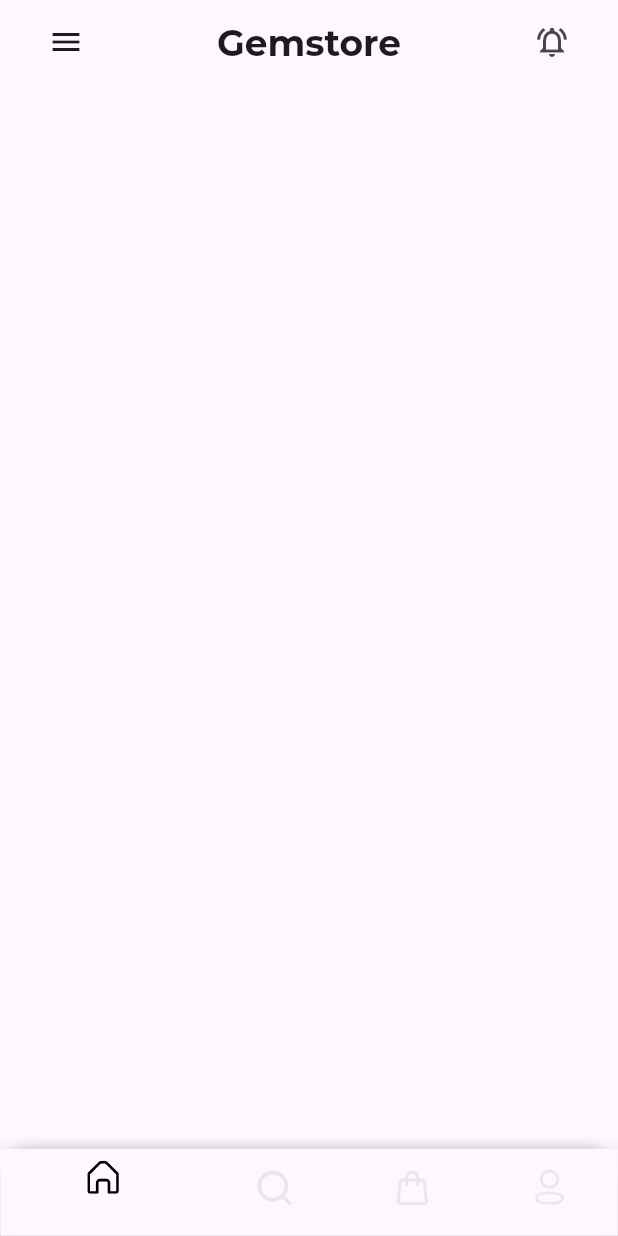
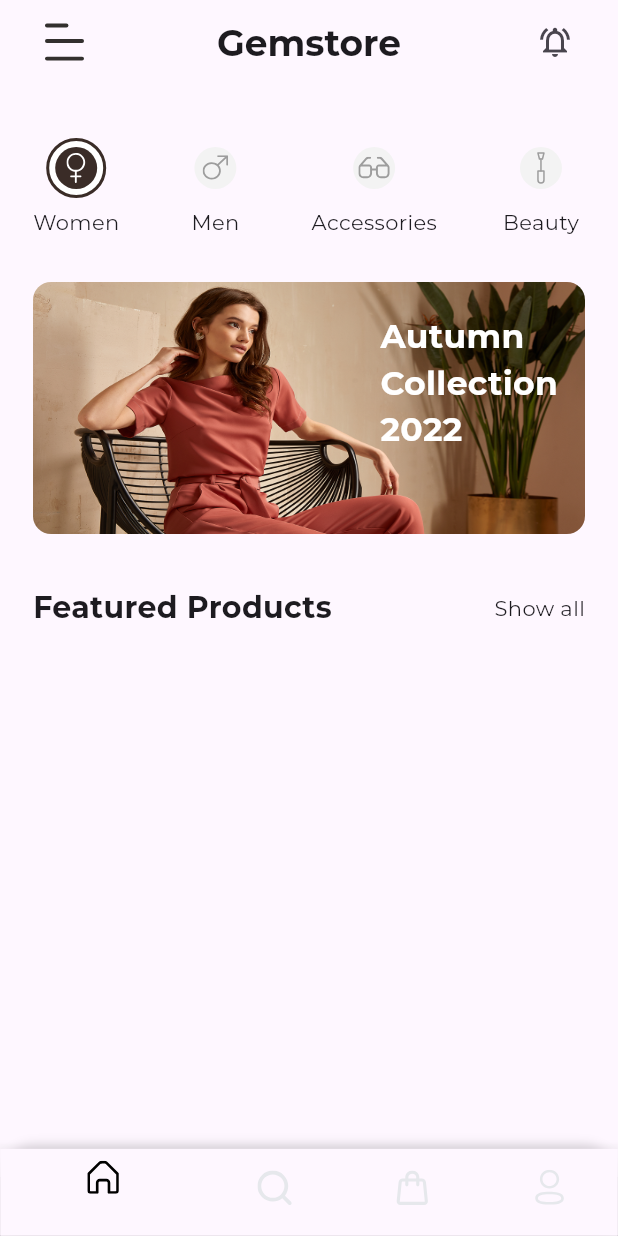
Before and after one commit to usama-tech-dev/gem_store, a Flutter app: the DashboardPage screen opened directly, on a phone screen of 412 x 824 dp. Run offline on Flutter 3.47's test engine with Material 3 defaults, Android fonts, the phone set to English and light mode, and no system bars; our stand-ins replace bloc, carousel_slider, flutter_bloc, flutter_svg, pinput; project files that could hold a hidden picture were left out.

Commit message:
working on the home page ui

```diff
--- a/lib/core/constants/app_colors.dart
+++ b/lib/core/constants/app_colors.dart
@@ -2,5 +2,7 @@ import 'dart:ui';
 
 class AppColors {
   static Color lightGrey = Color(0xffE7E8E9);
+  static Color lightGrey2 = Color(0xffF3F3F3);
+  static Color brown = Color(0xff3A2C27);
   static Color dardGrey = Color(0xff464447);
 }
--- a/lib/core/constants/assets.dart
+++ b/lib/core/constants/assets.dart
@@ -3,6 +3,7 @@ class Assets {
   static const onboarding_1 = 'assets/images/onboarding-1.png';
   static const onboarding_2 = 'assets/images/onboarding-2.png';
   static const onboarding_3 = 'assets/images/onboarding-3.png';
+  static const home_image = 'assets/images/home_image.png';
   static const apple_svg = 'assets/svgs/apple.svg';
   static const google_svg = 'assets/svgs/google.svg';
   static const facebook_svg = 'assets/svgs/facebook.svg';
@@ -14,4 +15,9 @@ class Assets {
   static const add_to_cart_filled = 'assets/svgs/add_to_cart_filled.svg';
   static const profile_svg = 'assets/svgs/profile.svg';
   static const profile_filled = 'assets/svgs/profile_filled.svg';
+  static const menu_svg = 'assets/svgs/menu.svg';
+  static const women_svg = 'assets/svgs/women.svg';
+  static const men_svg = 'assets/svgs/men.svg';
+  static const accessories_svg = 'assets/svgs/accessories.svg';
+  static const beauty_svg = 'assets/svgs/beauty.svg';
 }
--- a/lib/feature/dashboard/presentation/dashboard.dart
+++ b/lib/feature/dashboard/presentation/dashboard.dart
@@ -13,7 +13,6 @@ class DashboardPage extends StatelessWidget {
 
   @override
   Widget build(BuildContext context) {
-    int currentIndex = 0;
     final List<Widget> screens = const [
       HomePage(),
       DiscoverPage(),
@@ -35,10 +34,10 @@ class DashboardPage extends StatelessWidget {
                 border: Border.all(width: 0.1),
                 boxShadow: [
                   BoxShadow(
-                    color: Colors.black12, // shadow color
+                    color: Colors.black12,
                     spreadRadius: 0.5,
                     blurRadius: 5,
-                    offset: Offset(0, -2), // negative y = shadow goes upward
+                    offset: Offset(0, -2),
                   ),
                 ],
               ),
--- a/lib/feature/dashboard/presentation/home_page.dart
+++ b/lib/feature/dashboard/presentation/home_page.dart
@@ -1,15 +1,40 @@
 import 'package:flutter/material.dart';
+import 'package:flutter_svg/flutter_svg.dart';
+import 'package:gem_store/core/constants/app_colors.dart';
+import 'package:gem_store/core/constants/assets.dart';
 
-class HomePage extends StatelessWidget {
+class HomePage extends StatefulWidget {
   const HomePage({super.key});
+
+  @override
+  State<HomePage> createState() => _HomePageState();
+}
+
+class _HomePageState extends State<HomePage> {
+  final List<String> icons = [
+    Assets.women_svg,
+    Assets.men_svg,
+    Assets.accessories_svg,
+    Assets.beauty_svg,
+  ];
+  final List<String> names = [
+    'Women',
+    'Men',
+    'Accessories',
+    'Beauty',
+  ];
 
   @override
   Widget build(BuildContext context) {
     return Scaffold(
       appBar: AppBar(
         leading: Padding(
-          padding: const EdgeInsets.symmetric(horizontal: 32.0),
-          child: Icon(Icons.menu),
+          padding: const EdgeInsets.only(left: 30.0),
+          child: SvgPicture.asset(
+            Assets.menu_svg,
+            height: 15,
+            width: 15,
+          ),
         ),
         title: Text(
           'Gemstore',
@@ -18,8 +43,96 @@ class HomePage extends StatelessWidget {
         centerTitle: true,
         actions: [
           Padding(
-            padding: const EdgeInsets.symmetric(horizontal: 32.0),
+            padding: const EdgeInsets.symmetric(horizontal: 30.0),
             child: Icon(Icons.notifications_on_outlined),
+          ),
+        ],
+      ),
+      body: Column(
+        children: [
+          SizedBox(height: 36),
+          Row(
+            children: List.generate(
+              4,
+              (index) => Padding(
+                padding: const EdgeInsets.symmetric(horizontal: 22.0),
+                child: Column(
+                  children: [
+                    Container(
+                      height: 40,
+                      width: 40,
+                      padding: EdgeInsets.all(4),
+                      decoration: BoxDecoration(
+                        shape: BoxShape.circle,
+                        color: index == 0 ? Colors.white : Colors.transparent,
+                        border: Border.all(
+                          color: index == 0 ? AppColors.brown : Colors.transparent,
+                          width: 2,
+                        ),
+                      ),
+                      child: Container(
+                        decoration: BoxDecoration(
+                          shape: BoxShape.circle,
+                          color: index == 0 ? AppColors.brown : AppColors.lightGrey2,
+                        ),
+                        child: Center(
+                          child: SvgPicture.asset(
+                            icons[index],
+                          ),
+                        ),
+                      ),
+                    ),
+                    SizedBox(height: 6),
+                    Text(names[index]),
+                  ],
+                ),
+              ),
+            ),
+          ),
+          SizedBox(height: 30),
+          Stack(
+            children: [
+              Container(
+                height: 168,
+                width: double.infinity,
+                margin: EdgeInsets.symmetric(horizontal: 22),
+                decoration: BoxDecoration(
+                  borderRadius: BorderRadius.circular(12),
+                  image: DecorationImage(
+                      image: AssetImage(
+                        Assets.home_image,
+                      ),
+                      fit: BoxFit.fill),
+                ),
+              ),
+              Positioned(
+                right: 40,
+                top: 20,
+                child: Text(
+                  textAlign: TextAlign.left,
+                  "Autumn \nCollection\n2022",
+                  style: TextStyle(
+                    color: Colors.white,
+                    fontSize: 22,
+                    fontWeight: FontWeight.bold,
+                  ),
+                ),
+              ),
+            ],
+          ),
+          SizedBox(height: 35),
+          Padding(
+            padding: const EdgeInsets.symmetric(horizontal: 22.0),
+            child: Row(
+              mainAxisAlignment: MainAxisAlignment.spaceBetween,
+              children: [
+                Text(
+                  'Featured Products',
+                  style: TextStyle(fontSize: 20, fontWeight: FontWeight.bold),
+                ),
+                Text('Show all'),
+              ],
+            ),
           ),
         ],
       ),
```
Also changed, not shown: assets/images/home_image.png (added), assets/svgs/accessories.svg (added), assets/svgs/beauty.svg (added), assets/svgs/men.svg (added), assets/svgs/menu.svg (added), assets/svgs/women.svg (added).
